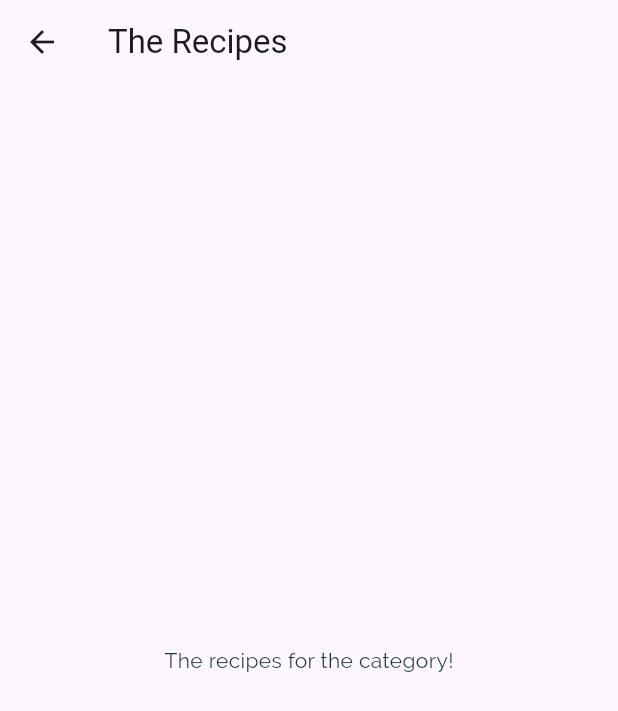
After one commit to Yahya-hossaini/Deli-Meal, a Flutter app: the screen it shows after launch, after a tap on "Italian", on a phone screen of 412 x 824 dp. The commit adds this screen. Shown: the top 711 px of the screen. Run offline on Flutter 3.47's test engine with Material 3 defaults, Android fonts, the phone set to English and light mode, and no system bars.

Commit message:
Navigation between routs!

```diff
--- a/lib/categories_screen.dart
+++ b/lib/categories_screen.dart
@@ -13,7 +13,7 @@ class CategoriesScreen extends StatelessWidget {
         padding: EdgeInsets.all(25),
         gridDelegate: const SliverGridDelegateWithMaxCrossAxisExtent(
           maxCrossAxisExtent: 200,
-          childAspectRatio: 3 / 2,
+          childAspectRatio: 3/2,
           crossAxisSpacing: 20,
           mainAxisSpacing: 20,
         ),
--- a/lib/category_item.dart
+++ b/lib/category_item.dart
@@ -1,3 +1,4 @@
+import './category_meals_screen.dart';
 import 'package:flutter/material.dart';
 
 class CategoryItem extends StatelessWidget {
@@ -10,9 +11,23 @@ class CategoryItem extends StatelessWidget {
     required this.color,
   });
 
+  void selectCategories(BuildContext ctx) {
+    Navigator.of(ctx).push(
+      MaterialPageRoute(
+        builder: (_) {
+          return const CategoryMealsScreen();
+        },
+      ),
+    );
+  }
+
   @override
   Widget build(BuildContext context) {
-    return Container(
+    return InkWell(
+      onTap: () => selectCategories(context),
+      splashColor: Theme.of(context).primaryColor,
+      borderRadius: BorderRadius.circular(15),
+      child: Container(
         padding: const EdgeInsets.all(15),
         decoration: BoxDecoration(
           gradient: LinearGradient(
@@ -25,7 +40,11 @@ class CategoryItem extends StatelessWidget {
           ),
           borderRadius: BorderRadius.circular(15),
         ),
-      child: Text(title, style: Theme.of(context).textTheme.titleMedium,),
+        child: Text(
+          title,
+          style: Theme.of(context).textTheme.titleMedium,
+        ),
+      ),
     );
   }
 }
--- /dev/null
+++ b/lib/category_meals_screen.dart
@@ -0,0 +1,15 @@
+import 'package:flutter/material.dart';
+
+class CategoryMealsScreen extends StatelessWidget {
+  const CategoryMealsScreen({super.key});
+
+  @override
+  Widget build(BuildContext context) {
+    return Scaffold(
+      appBar: AppBar(title: const Text('The Recipes'),),
+      body: const Center(
+        child: Text('The recipes for the category!'),
+      ),
+    );
+  }
+}
```
Lines whose indentation alone changed are shown as unchanged.
